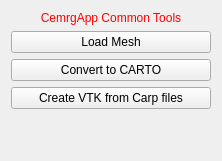
Qt form CemrgApp/Plugins/kcl.cemrgapp.mainapp/src/internal/QmitkCemrgAppCommonToolsControls.ui (OpenHeartDevelopers/CemrgApp) before a commit.
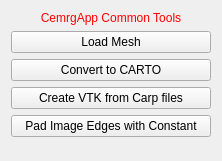
The same form after that commit.

Commit message: [feature] Padding Image with Constant feature to Common Utils View

Patch:
```diff
--- a/CemrgApp/Plugins/kcl.cemrgapp.mainapp/src/internal/QmitkCemrgAppCommonToolsControls.ui
+++ b/CemrgApp/Plugins/kcl.cemrgapp.mainapp/src/internal/QmitkCemrgAppCommonToolsControls.ui
@@ -60,6 +60,13 @@
      </property>
     </widget>
    </item>
+   <item>
+    <widget class="QPushButton" name="button_4">
+     <property name="text">
+      <string>Pad Image Edges with Constant</string>
+     </property>
+    </widget>
+   </item>
    <item>
     <spacer name="spacer1">
      <property name="orientation">
```
The commit also changes 4 other files.
